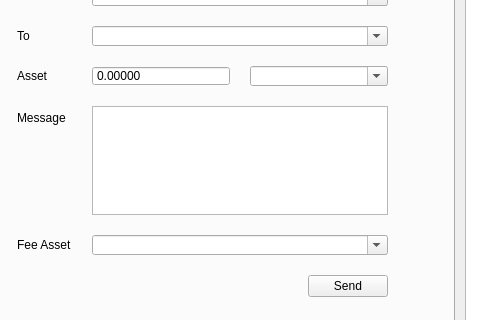
This is bitsharesqt/mainwindow.ui in jhtitor/citadel as Qt 5 draws it before an edit; both pictures show x 134 to 614 and y 88 to 408 of the 728 by 759 pixel window. The edited form follows.
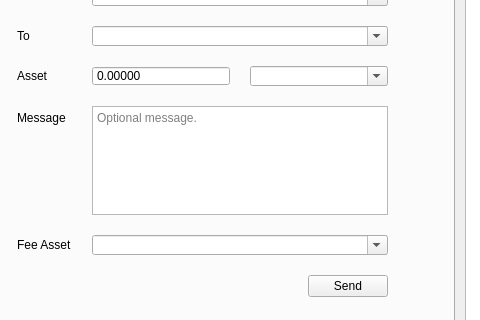
This is the edited form. The open tabs and pages were chosen to show the change. Icons and pictures are not drawn. Custom widgets are drawn as their Qt base class.

What changed in the file:
```diff
--- a/bitsharesqt/mainwindow.ui
+++ b/bitsharesqt/mainwindow.ui
@@ -2278,7 +2278,11 @@
               </widget>
              </item>
              <item row="3" column="1">
-              <widget class="QPlainTextEdit" name="transferMemo"/>
+              <widget class="QPlainTextEdit" name="transferMemo">
+               <property name="placeholderText">
+                <string>Optional message.</string>
+               </property>
+              </widget>
              </item>
              <item row="4" column="0">
               <widget class="QLabel" name="transferFeeLabel">
```
